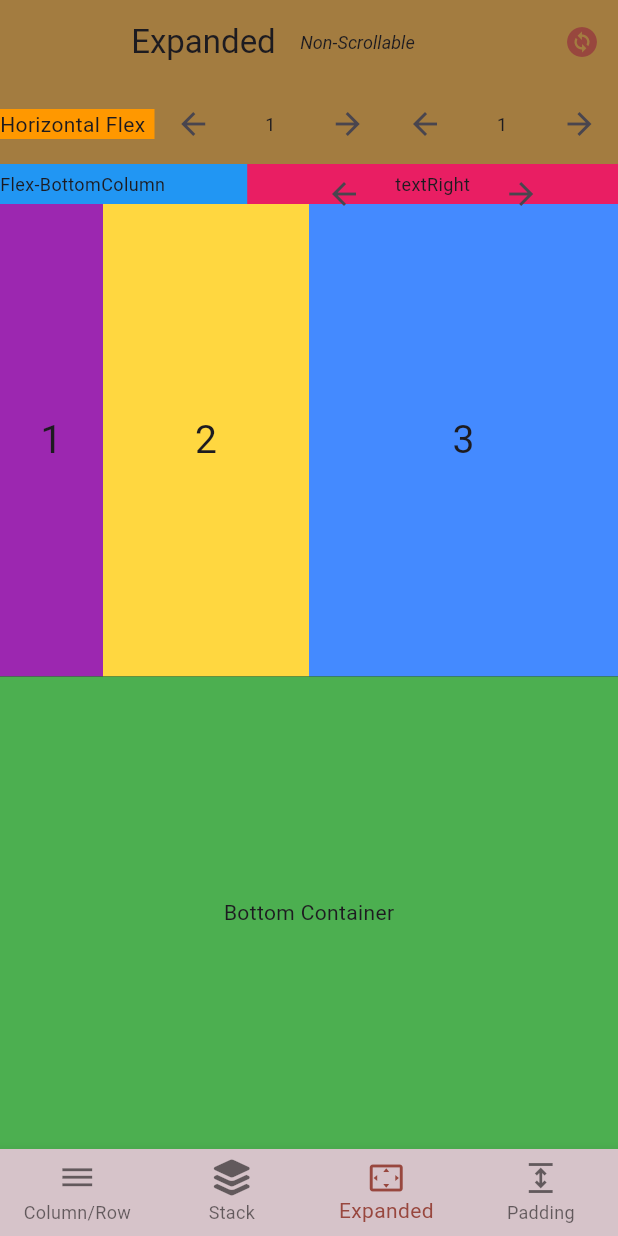
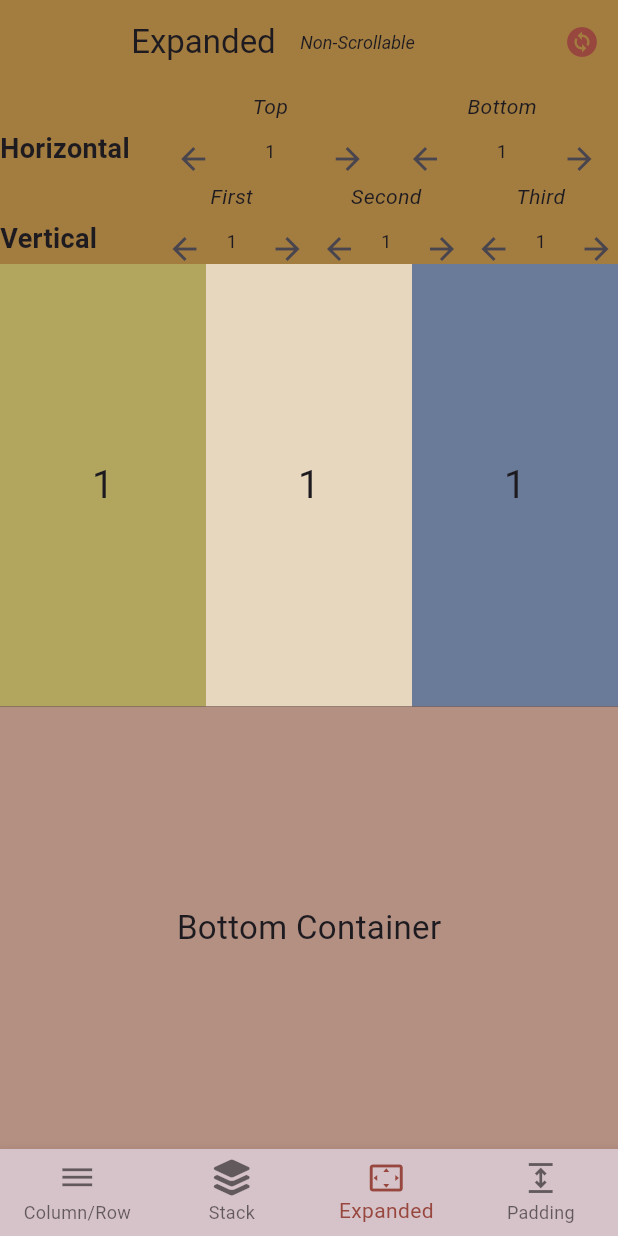
Before and after one commit to soulandbone/layout_tutorial, a Flutter app: the screen it shows after launch, item 3 of the bottom bar chosen, on a phone screen of 412 x 824 dp. Run offline on Flutter 3.47's test engine with Material 3 defaults, Android fonts, the light colour scheme and no system bars; our stand-ins replace font_awesome_flutter.

Commit message:
added some more changes to styling

```diff
--- a/lib/constants/app_colors.dart
+++ b/lib/constants/app_colors.dart
@@ -6,4 +6,17 @@ class AppColors {
   static Color reddishBrown = Color(0xFF98473E);
   static Color copper = Color(0xFFA37C40);
   static Color inkBlack = Color(0xFF07090F);
+
+  // ADDITIONAL COLORS
+
+  static Color softLavender = Color(0xFFE8D7E2);
+  static Color dustyRose = Color(0xFFD9A6AB);
+  static Color mutedSageGreen = Color(0xFFA0B49B);
+  static Color warmGray = Color(0xFFB4A99C);
+  static Color burntSienna = Color(0xFFC15327);
+  static Color creamyBeige = Color(0xFFE7D7BF);
+  static Color mauve = Color(0xFFDAB3C5);
+  static Color charcoal = Color(0xFF4B4C4F);
+  static Color mutedGold = Color(0xFFB2A65F);
+  static Color slateBlue = Color(0xFF6A7B99);
 }
--- a/lib/screens/expanded_screen.dart
+++ b/lib/screens/expanded_screen.dart
@@ -15,9 +15,12 @@ class ExpandedScreen extends StatefulWidget implements HasLayoutGroup {
 }
 
 class _ExpandedScreenState extends State<ExpandedScreen> {
-  final double height = 80;
+  final double height = 120;
   int flexTopContainerIndex = 0;
   int flexBottomContainerIndex = 0;
+  int flexFirstContainerIndex = 0;
+  int flexSecondContainerIndex = 0;
+  int flexThirdContainerIndex = 0;
 
   List<int> flexValues = [1, 2, 3, 4];
 
@@ -35,6 +38,27 @@ class _ExpandedScreenState extends State<ExpandedScreen> {
     });
   }
 
+  void updateFirst(int increment) {
+    setState(() {
+      flexFirstContainerIndex =
+          (flexFirstContainerIndex + increment) % flexValues.length;
+    });
+  }
+
+  void updateSecond(int increment) {
+    setState(() {
+      flexSecondContainerIndex =
+          (flexSecondContainerIndex + increment) % flexValues.length;
+    });
+  }
+
+  void updateThird(int increment) {
+    setState(() {
+      flexThirdContainerIndex =
+          (flexThirdContainerIndex + increment) % flexValues.length;
+    });
+  }
+
   @override
   Widget build(BuildContext context) {
     return Scaffold(
@@ -46,9 +70,18 @@ class _ExpandedScreenState extends State<ExpandedScreen> {
         bottom: PreferredSize(
           preferredSize: Size(0, height),
           child: TopExpanded(
-            onPressFunctions: [updateTop, updateBottom],
+            onPressFunctions: [
+              updateTop,
+              updateBottom,
+              updateFirst,
+              updateSecond,
+              updateThird,
+            ],
             labelColumnTop: flexValues[flexTopContainerIndex].toString(),
             labelColumnBottom: flexValues[flexBottomContainerIndex].toString(),
+            labelRowFirst: flexValues[flexFirstContainerIndex].toString(),
+            labelRowSecond: flexValues[flexSecondContainerIndex].toString(),
+            labelRowThird: flexValues[flexThirdContainerIndex].toString(),
             height: height,
           ),
         ),
@@ -63,8 +96,10 @@ class _ExpandedScreenState extends State<ExpandedScreen> {
             flex: flexValues[flexBottomContainerIndex],
             child: Container(
               width: double.infinity,
-              decoration: BoxDecoration(color: Colors.green),
-              child: Center(child: Text('Bottom Container')),
+              decoration: BoxDecoration(color: AppColors.dustyTaupe),
+              child: Center(
+                child: Text('Bottom Container', style: TextStyle(fontSize: 22)),
+              ),
             ),
           ),
         ],
@@ -77,27 +112,36 @@ class _ExpandedScreenState extends State<ExpandedScreen> {
       crossAxisAlignment: CrossAxisAlignment.stretch,
       children: [
         Expanded(
-          flex: 1,
+          flex: flexValues[flexFirstContainerIndex],
           child: Container(
             alignment: Alignment.center,
-            decoration: BoxDecoration(color: Colors.purple),
-            child: Text('1', style: TextStyle(fontSize: 26)),
+            decoration: BoxDecoration(color: AppColors.mutedGold),
+            child: Text(
+              flexValues[flexFirstContainerIndex].toString(),
+              style: TextStyle(fontSize: 26),
+            ),
           ),
         ),
         Expanded(
-          flex: 2,
+          flex: flexValues[flexSecondContainerIndex],
           child: Container(
             alignment: Alignment.center,
-            color: Colors.amberAccent,
-            child: Text('2', style: TextStyle(fontSize: 26)),
+            color: AppColors.creamyBeige,
+            child: Text(
+              flexValues[flexSecondContainerIndex].toString(),
+              style: TextStyle(fontSize: 26),
+            ),
           ),
         ),
         Expanded(
-          flex: 3,
+          flex: flexValues[flexThirdContainerIndex],
           child: Container(
             alignment: Alignment.center,
-            color: Colors.blueAccent,
-            child: Text('3', style: TextStyle(fontSize: 26)),
+            color: AppColors.slateBlue,
+            child: Text(
+              flexValues[flexThirdContainerIndex].toString(),
+              style: TextStyle(fontSize: 26),
+            ),
           ),
         ),
       ],
--- a/lib/screens/page_view_screen.dart
+++ b/lib/screens/page_view_screen.dart
@@ -1,4 +1,5 @@
 import 'package:flutter/material.dart';
+import 'package:layout_tutorial/constants/app_colors.dart';
 import 'package:layout_tutorial/constants/lists/layout_options.dart';
 import 'package:layout_tutorial/widgets/main_app_bar.dart';
 
@@ -19,10 +20,10 @@ class PageViewScreen extends StatelessWidget implements HasLayoutGroup {
   Widget _buildPageView() {
     return PageView(
       children: [
-        _buildPage(index: 1, color: Colors.red),
-        _buildPage(index: 2, color: Colors.purple),
-        _buildPage(index: 3, color: Colors.green),
-        _buildPage(index: 4, color: Colors.pink),
+        _buildPage(index: 1, color: AppColors.burntSienna),
+        _buildPage(index: 2, color: AppColors.dustyRose),
+        _buildPage(index: 3, color: AppColors.mutedSageGreen),
+        _buildPage(index: 4, color: AppColors.charcoal),
       ],
     );
   }
--- a/lib/widgets/expanded/top_expanded.dart
+++ b/lib/widgets/expanded/top_expanded.dart
@@ -1,20 +1,35 @@
 import 'package:flutter/material.dart';
-import 'package:layout_tutorial/widgets/flexible_row.dart';
 import 'package:layout_tutorial/widgets/toggle_back_forward.dart';
 
 class TopExpanded extends StatelessWidget {
-  const TopExpanded({
+  TopExpanded({
     required this.labelColumnTop,
     required this.labelColumnBottom,
     required this.height,
     required this.onPressFunctions,
+    required this.labelRowFirst,
+    required this.labelRowSecond,
+    required this.labelRowThird,
     super.key,
   });
 
   final String labelColumnTop;
   final String labelColumnBottom;
+  final String labelRowFirst;
+  final String labelRowSecond;
+  final String labelRowThird;
   final double height;
   final List<Function(int)> onPressFunctions;
+
+  final TextStyle titlesTop = TextStyle(
+    fontSize: 14,
+    fontStyle: FontStyle.italic,
+  );
+
+  final TextStyle titlesSide = TextStyle(
+    fontSize: 18,
+    fontWeight: FontWeight.bold,
+  );
 
   @override
   Widget build(BuildContext context) {
@@ -23,15 +38,43 @@ class TopExpanded extends StatelessWidget {
       child: Column(
         children: [
           Expanded(
-            flex: 2,
             child: Row(
-              mainAxisSize: MainAxisSize.min,
+              children: [
+                Expanded(flex: 1, child: SizedBox()),
+                Expanded(
+                  flex: 3,
+                  child: SizedBox(
+                    child: Center(
+                      child: Row(
+                        mainAxisAlignment: MainAxisAlignment.center,
+                        children: [
+                          Expanded(
+                            child: Container(
+                              alignment: Alignment.center,
+                              child: Text('Top', style: titlesTop),
+                            ),
+                          ),
+                          Expanded(
+                            child: Container(
+                              alignment: Alignment.center,
+                              child: Text('Bottom', style: titlesTop),
+                            ),
+                          ),
+                        ],
+                      ),
+                    ),
+                  ),
+                ),
+              ],
+            ),
+          ),
+          Expanded(
+            child: Row(
               children: [
                 Expanded(
                   flex: 1,
-                  child: Container(
-                    decoration: BoxDecoration(color: Colors.orange),
-                    child: Text('Horizontal Flex'),
+                  child: SizedBox(
+                    child: Text('Horizontal Flex', style: titlesSide),
                   ),
                 ),
                 Expanded(
@@ -42,14 +85,14 @@ class TopExpanded extends StatelessWidget {
                         Expanded(
                           child: ToggleBackForward(
                             horizontalMargin: 0,
-                            onPress: onPressFunctions[0], // onUpdateTop
+                            onPress: onPressFunctions[0], // updateTop
                             textRight: labelColumnTop,
                           ),
                         ),
                         Expanded(
                           child: ToggleBackForward(
                             horizontalMargin: 0,
-                            onPress: onPressFunctions[1],
+                            onPress: onPressFunctions[1], //updateBottom
                             textRight: labelColumnBottom,
                           ),
                         ),
@@ -61,12 +104,82 @@ class TopExpanded extends StatelessWidget {
             ),
           ),
           Expanded(
-            child: FlexibleRow(
-              flexLeft: 2,
-              flexRight: 3,
-              textLeft: 'Flex-BottomColumn',
-              onPress: (value) {},
-              textRight: 'textRight',
+            child: Row(
+              children: [
+                Expanded(flex: 1, child: SizedBox()),
+                Expanded(
+                  flex: 3,
+                  child: SizedBox(
+                    child: Center(
+                      child: Row(
+                        mainAxisAlignment: MainAxisAlignment.center,
+                        children: [
+                          Expanded(
+                            child: Container(
+                              alignment: Alignment.center,
+                              child: Text('First', style: titlesTop),
+                            ),
+                          ),
+                          Expanded(
+                            child: Container(
+                              alignment: Alignment.center,
+                              child: Text('Second', style: titlesTop),
+                            ),
+                          ),
+                          Expanded(
+                            child: Container(
+                              alignment: Alignment.center,
+                              child: Text('Third', style: titlesTop),
+                            ),
+                          ),
+                        ],
+                      ),
+                    ),
+                  ),
+                ),
+              ],
+            ),
+          ),
+          Expanded(
+            child: Row(
+              children: [
+                Expanded(
+                  flex: 1,
+                  child: SizedBox(
+                    child: Text('Vertical Flex', style: titlesSide),
+                  ),
+                ),
+                Expanded(
+                  flex: 3,
+                  child: SizedBox(
+                    child: Row(
+                      children: [
+                        Expanded(
+                          child: ToggleBackForward(
+                            horizontalMargin: 0,
+                            onPress: onPressFunctions[2], // updateFirst
+                            textRight: labelRowFirst,
+                          ),
+                        ),
+                        Expanded(
+                          child: ToggleBackForward(
+                            horizontalMargin: 0,
+                            onPress: onPressFunctions[3], //updateSecond
+                            textRight: labelRowSecond,
+                          ),
+                        ),
+                        Expanded(
+                          child: ToggleBackForward(
+                            horizontalMargin: 0,
+                            onPress: onPressFunctions[4], //updateThird
+                            textRight: labelRowThird,
+                          ),
+                        ),
+                      ],
+                    ),
+                  ),
+                ),
+              ],
             ),
           ),
         ],
```
